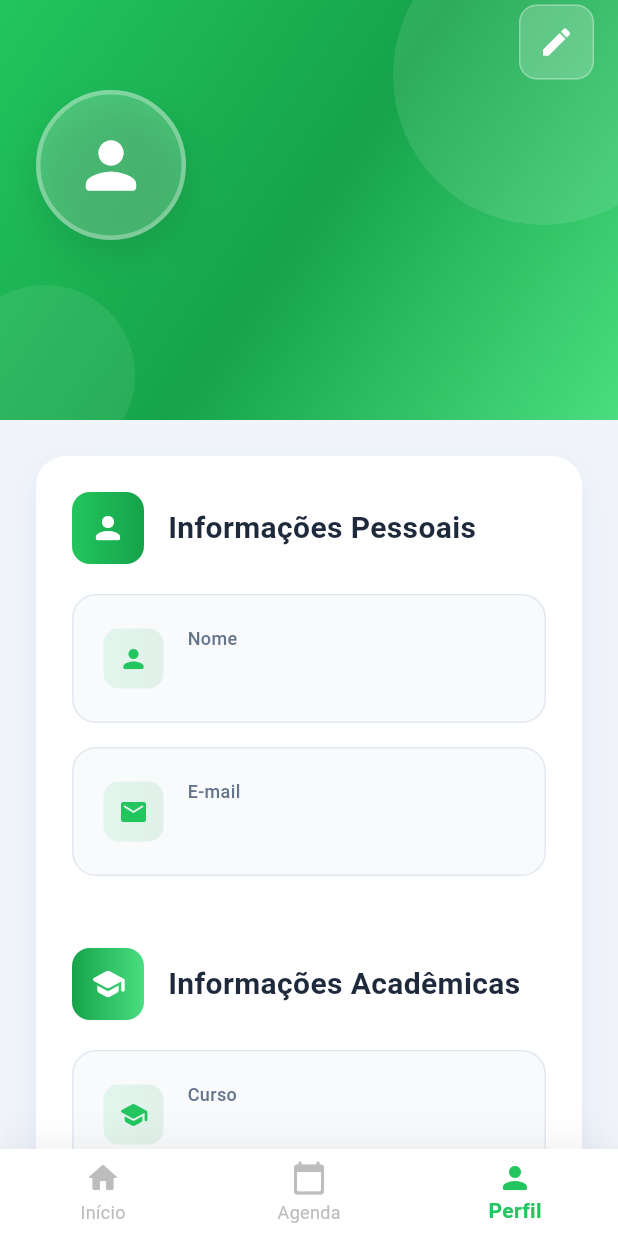
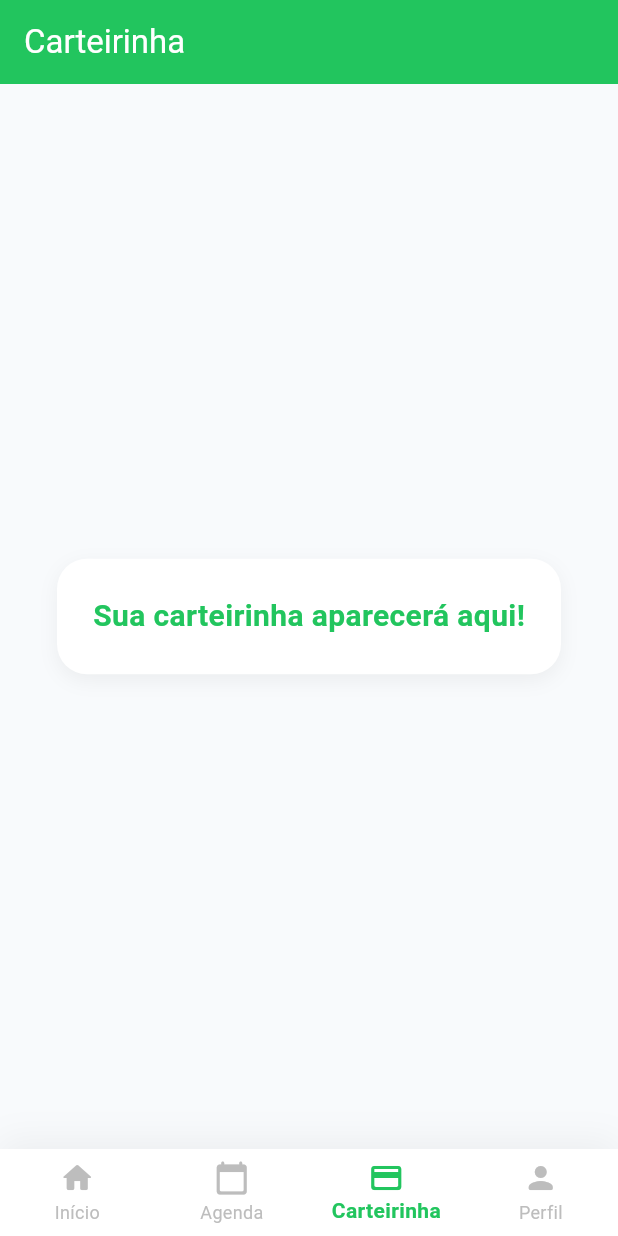
Before and after one commit to ThiagoNogueira2/App-Mobile-Web, a Flutter app: the screen it shows once a user with an empty profile is signed in, item 3 of the bottom bar chosen, on a phone screen of 412 x 824 dp. Run offline on Flutter 3.47's test engine with Material 3 defaults, Android fonts, the phone set to English and light mode, and no system bars; our stand-ins replace flutter_svg, lottie, supabase_flutter; accounts and stored records are empty; network calls fail.

Commit message:
carteirinha

```diff
--- /dev/null
+++ b/lib/pages/carteirinha_page.dart
@@ -0,0 +1,42 @@
+import 'package:flutter/material.dart';
+
+class CarteirinhaPage extends StatelessWidget {
+  const CarteirinhaPage({super.key});
+
+  @override
+  Widget build(BuildContext context) {
+    return Scaffold(
+      backgroundColor: const Color(0xFFF8FAFC),
+      appBar: AppBar(
+        title: const Text('Carteirinha'),
+        backgroundColor: const Color(0xFF22C55E),
+        foregroundColor: Colors.white,
+        elevation: 0,
+      ),
+      body: Center(
+        child: Container(
+          padding: const EdgeInsets.all(24),
+          decoration: BoxDecoration(
+            color: Colors.white,
+            borderRadius: BorderRadius.circular(20),
+            boxShadow: [
+              BoxShadow(
+                color: Colors.black.withOpacity(0.05),
+                blurRadius: 10,
+                offset: const Offset(0, 4),
+              ),
+            ],
+          ),
+          child: const Text(
+            'Sua carteirinha aparecerá aqui!',
+            style: TextStyle(
+              fontSize: 20,
+              fontWeight: FontWeight.w600,
+              color: Color(0xFF22C55E),
+            ),
+          ),
+        ),
+      ),
+    );
+  }
+}
--- a/lib/pages/home_pages.dart
+++ b/lib/pages/home_pages.dart
@@ -1,6 +1,7 @@
 import 'dart:async'; // Adicione este import
 import 'package:flutter/material.dart';
 import 'package:projectflutter/pages/perfil_page.dart';
+import 'package:projectflutter/pages/carteirinha_page.dart';
 import 'package:supabase_flutter/supabase_flutter.dart';
 
 class PaginaInicial extends StatefulWidget {
@@ -735,7 +736,12 @@ class _PaginaInicialState extends State<PaginaInicial> {
 
   @override
   Widget build(BuildContext context) {
-    final pages = [buildHomePage(), buildAgendaPage(), const PerfilPage()];
+    final pages = [
+      buildHomePage(),
+      buildAgendaPage(),
+      const CarteirinhaPage(), // Adicione aqui
+      const PerfilPage(),
+    ];
 
     return Scaffold(
       backgroundColor: const Color(0xFFF8FAFC),
@@ -779,6 +785,10 @@ class _PaginaInicialState extends State<PaginaInicial> {
             BottomNavigationBarItem(
               icon: Icon(Icons.calendar_today_rounded),
               label: 'Agenda',
+            ),
+            BottomNavigationBarItem(
+              icon: Icon(Icons.credit_card_rounded),
+              label: 'Carteirinha',
             ),
             BottomNavigationBarItem(
               icon: Icon(Icons.person_rounded),
```
